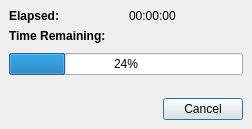
First picture: the form in branches/avidemux_2.4_branch/avidemux/ADM_userInterfaces/ADM_QT4/ADM_dialog/working.ui, repository BackupTheBerlios/avidemux-svn, before the edit.
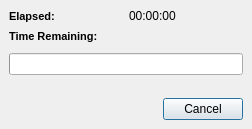
Second picture: the form after the edit.

Commit message: [QT] default generic progress window to 0%

Diff of the .ui file:
```diff
--- a/branches/avidemux_2.4_branch/avidemux/ADM_userInterfaces/ADM_QT4/ADM_dialog/working.ui
+++ b/branches/avidemux_2.4_branch/avidemux/ADM_userInterfaces/ADM_QT4/ADM_dialog/working.ui
@@ -39,8 +39,13 @@
         <widget class="QLabel" name="label_2" >
          <property name="font" >
           <font>
+           <family>MS Shell Dlg 2</family>
+           <pointsize>8</pointsize>
            <weight>75</weight>
+           <italic>false</italic>
            <bold>true</bold>
+           <underline>false</underline>
+           <strikeout>false</strikeout>
           </font>
          </property>
          <property name="text" >
@@ -60,8 +65,13 @@
          </property>
          <property name="font" >
           <font>
+           <family>MS Shell Dlg 2</family>
+           <pointsize>8</pointsize>
            <weight>75</weight>
+           <italic>false</italic>
            <bold>true</bold>
+           <underline>false</underline>
+           <strikeout>false</strikeout>
           </font>
          </property>
          <property name="text" >
@@ -112,9 +122,6 @@
    </item>
    <item>
     <widget class="QProgressBar" name="progressBar" >
-     <property name="value" >
-      <number>24</number>
-     </property>
      <property name="orientation" >
       <enum>Qt::Horizontal</enum>
      </property>
```
Left out of the diff: 4 changed lines with no effect on the pictures.
